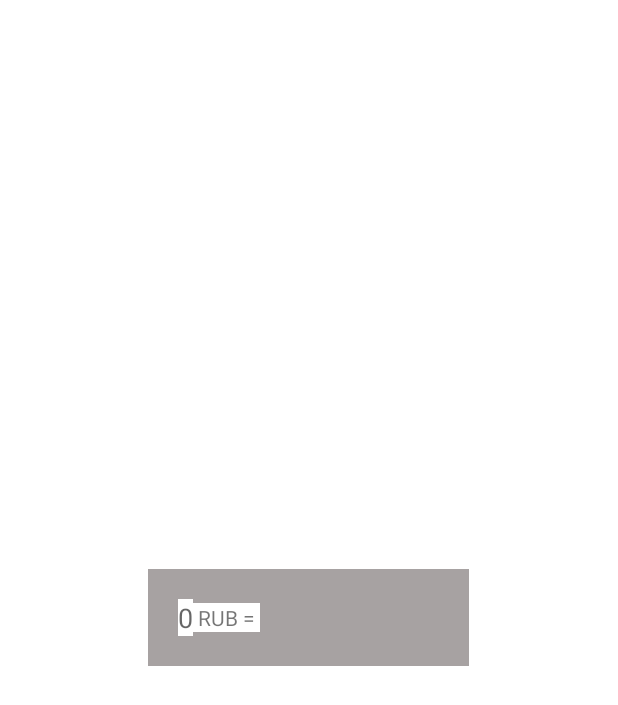
After one commit to dimedrollo/currencyExchange, an Android app: the layout popup_window.xml on its own in the app's theme, with its tools: preview values and no code run, on a phone screen of 412 x 824 dp. The commit adds this screen. Shown: the top 705 px of the screen. Run offline under Robolectric (Android 15) with nearby library versions, the phone set to English and light mode, and no system bars.

Commit message:
готово задание 1, 2, 3.

```diff
--- a/app/src/main/AndroidManifest.xml
+++ b/app/src/main/AndroidManifest.xml
@@ -9,7 +9,8 @@
         android:roundIcon="@mipmap/ic_launcher_round"
         android:supportsRtl="true"
         android:theme="@style/Theme.CurrencyExchange">
-        <activity android:name=".MainActivity">
+        <activity android:name=".MainActivity"
+            android:screenOrientation="portrait">
             <intent-filter>
                 <action android:name="android.intent.action.MAIN" />
 
--- /dev/null
+++ b/app/src/main/res/layout/popup_window.xml
@@ -0,0 +1,57 @@
+<?xml version="1.0" encoding="utf-8"?>
+<androidx.constraintlayout.widget.ConstraintLayout xmlns:android="http://schemas.android.com/apk/res/android"
+    xmlns:app="http://schemas.android.com/apk/res-auto"
+    android:layout_width="wrap_content"
+    android:layout_height="wrap_content"
+    android:layout_centerInParent="true"
+    android:layout_gravity="center|center_horizontal"
+    android:background="#A7A2A2"
+    android:padding="20dp"
+    android:visibility="visible">
+
+
+    <EditText
+        android:id="@+id/input_popup"
+        android:layout_width="wrap_content"
+        android:layout_height="wrap_content"
+        android:background="@android:color/white"
+        android:hint="0"
+        android:imeOptions="actionDone"
+        android:inputType="number"
+        app:layout_constraintBottom_toBottomOf="parent"
+        app:layout_constraintEnd_toStartOf="@id/rub_popup"
+        app:layout_constraintStart_toStartOf="parent"
+        app:layout_constraintTop_toTopOf="parent" />
+
+    <TextView
+        android:id="@+id/rub_popup"
+        android:layout_width="wrap_content"
+        android:layout_height="wrap_content"
+        android:background="@android:color/white"
+        android:text=" RUB = "
+        app:layout_constraintBottom_toBottomOf="parent"
+        app:layout_constraintEnd_toStartOf="@id/output_popup"
+        app:layout_constraintStart_toStartOf="@id/input_popup"
+        app:layout_constraintTop_toTopOf="parent" />
+
+    <TextView
+        android:id="@+id/output_popup"
+        android:layout_width="wrap_content"
+        android:layout_height="wrap_content"
+        android:background="@android:color/white"
+        app:layout_constraintBottom_toBottomOf="parent"
+        app:layout_constraintEnd_toStartOf="@id/charcode_popup"
+        app:layout_constraintStart_toStartOf="@id/rub_popup"
+        app:layout_constraintTop_toTopOf="parent" />
+
+    <TextView
+        android:id="@+id/charcode_popup"
+        android:layout_width="wrap_content"
+        android:layout_height="wrap_content"
+        android:background="@android:color/white"
+        app:layout_constraintBottom_toBottomOf="parent"
+        app:layout_constraintEnd_toEndOf="parent"
+        app:layout_constraintStart_toEndOf="@id/output_popup"
+        app:layout_constraintTop_toTopOf="parent" />
+
+</androidx.constraintlayout.widget.ConstraintLayout>
--- a/app/src/main/res/menu/menu.xml
+++ b/app/src/main/res/menu/menu.xml
@@ -5,6 +5,6 @@
     <item
         android:id="@+id/refresh"
         android:icon="@drawable/ic_baseline_monetization_on_24"
-        android:title="Item"
-        app:showAsAction="ifRoom|withText"/>
+        android:title="Refresh"
+        app:showAsAction="withText|ifRoom"/>
 </menu>
```
Also changed, not shown: app/src/main/java/ru/dopegeek/currencyexchange/CurrencyFragment.java (+81 -0 lines), app/src/main/res/drawable/ic_baseline_attach_money_24.xml (deleted, +0 -10 lines), app/src/main/res/drawable/ic_baseline_monetization_on_24.xml (added, +10 -0 lines), app/src/main/res/drawable/layout_border.xml (added, +11 -0 lines).
